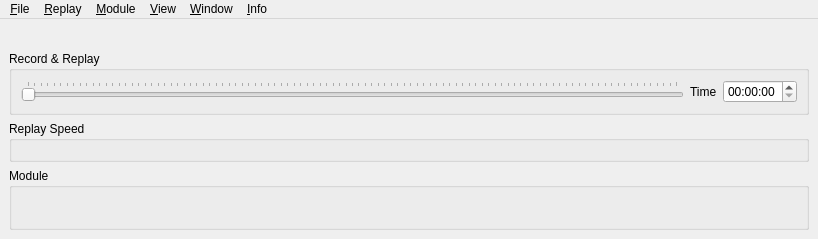
First picture: the form in src/UserInterface/src/MainWindow.ui, repository till213/SkyDolly, before the edit.
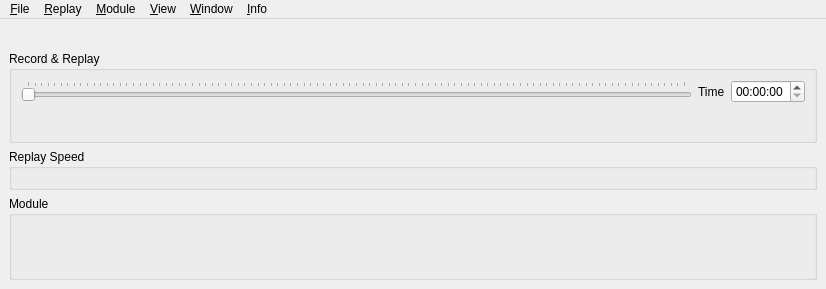
Second picture: the form after the edit. Icons and pictures are not drawn. Custom widgets are drawn as their Qt base class.

The edit to the form file:
```diff
--- a/src/UserInterface/src/MainWindow.ui
+++ b/src/UserInterface/src/MainWindow.ui
@@ -6,8 +6,8 @@
    <rect>
     <x>0</x>
     <y>0</y>
-    <width>818</width>
-    <height>239</height>
+    <width>826</width>
+    <height>289</height>
    </rect>
   </property>
   <property name="sizePolicy">
@@ -131,7 +131,107 @@
           </layout>
          </item>
          <item>
-          <layout class="QHBoxLayout" name="controlButtonLayout"/>
+          <layout class="QHBoxLayout" name="controlButtonLayout">
+           <item>
+            <widget class="ActionButton" name="recordButton">
+             <property name="text">
+              <string/>
+             </property>
+             <property name="flat">
+              <bool>true</bool>
+             </property>
+            </widget>
+           </item>
+           <item>
+            <widget class="ActionButton" name="skipToStartButton">
+             <property name="text">
+              <string/>
+             </property>
+             <property name="flat">
+              <bool>true</bool>
+             </property>
+            </widget>
+           </item>
+           <item>
+            <widget class="ActionButton" name="skipBackwardButton">
+             <property name="text">
+              <string/>
+             </property>
+             <property name="autoRepeat">
+              <bool>true</bool>
+             </property>
+             <property name="flat">
+              <bool>true</bool>
+             </property>
+            </widget>
+           </item>
+           <item>
+            <widget class="ActionButton" name="stopButton">
+             <property name="text">
+              <string/>
+             </property>
+             <property name="flat">
+              <bool>true</bool>
+             </property>
+            </widget>
+           </item>
+           <item>
+            <widget class="ActionButton" name="pauseButton">
+             <property name="text">
+              <string/>
+             </property>
+             <property name="flat">
+              <bool>true</bool>
+             </property>
+            </widget>
+           </item>
+           <item>
+            <widget class="ActionButton" name="playButton">
+             <property name="text">
+              <string/>
+             </property>
+             <property name="flat">
+              <bool>true</bool>
+             </property>
+            </widget>
+           </item>
+           <item>
+            <widget class="ActionButton" name="skipForwardButton">
+             <property name="text">
+              <string/>
+             </property>
+             <property name="autoRepeat">
+              <bool>true</bool>
+             </property>
+             <property name="flat">
+              <bool>true</bool>
+             </property>
+            </widget>
+           </item>
+           <item>
+            <widget class="ActionButton" name="skipToEndButton">
+             <property name="text">
+              <string/>
+             </property>
+             <property name="flat">
+              <bool>true</bool>
+             </property>
+            </widget>
+           </item>
+           <item>
+            <spacer name="horizontalSpacer_2">
+             <property name="orientation">
+              <enum>Qt::Horizontal</enum>
+             </property>
+             <property name="sizeHint" stdset="0">
+              <size>
+               <width>40</width>
+               <height>20</height>
+              </size>
+             </property>
+            </spacer>
+           </item>
+          </layout>
          </item>
         </layout>
        </item>
@@ -178,8 +278,8 @@
     <rect>
      <x>0</x>
      <y>0</y>
-     <width>818</width>
-     <height>21</height>
+     <width>826</width>
+     <height>22</height>
     </rect>
    </property>
    <widget class="QMenu" name="fileMenu">
@@ -505,6 +605,13 @@
    </property>
   </action>
  </widget>
+ <customwidgets>
+  <customwidget>
+   <class>ActionButton</class>
+   <extends>QPushButton</extends>
+   <header location="global">ActionButton.h</header>
+  </customwidget>
+ </customwidgets>
  <resources>
   <include location="../res/SkyDolly.qrc"/>
  </resources>
```
Left out of the diff: 21 changed lines with no effect on the pictures.
